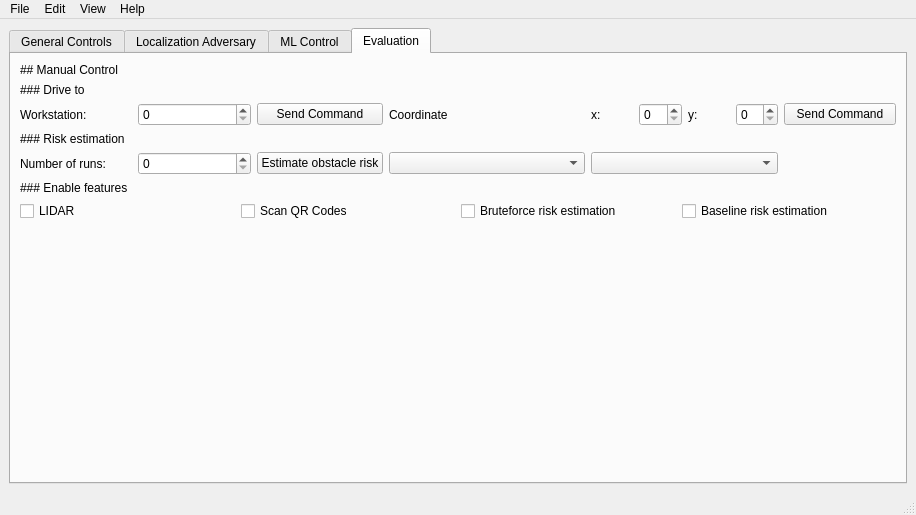
The window that src/gui/form.ui (NachtaktiverHalbaffe/Robotino-Situational-Risk-Assessment) describes before a commit, drawn with Qt 5.
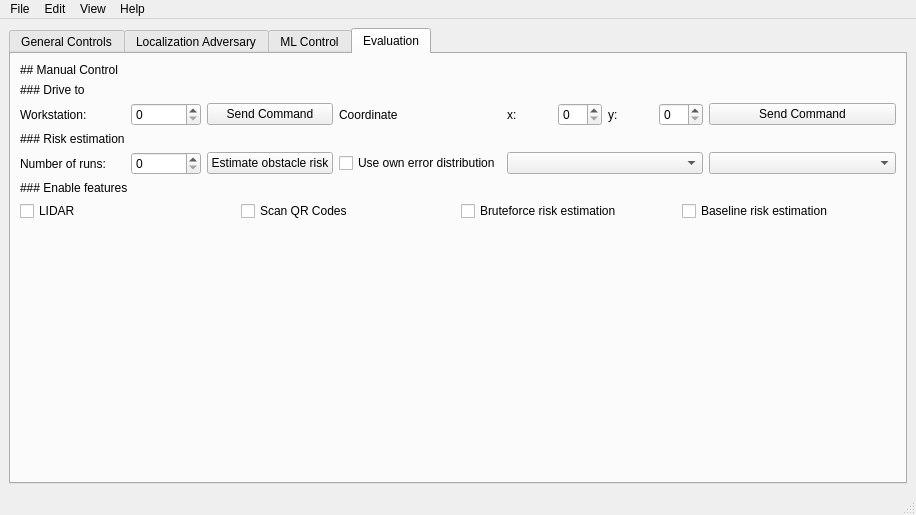
The same window after the commit. The open tabs and pages were chosen to show the change. Icons and pictures are not drawn.

Diff of the .ui file:
```diff
--- a/src/gui/form.ui
+++ b/src/gui/form.ui
@@ -730,7 +730,14 @@
               </property>
              </widget>
             </item>
-            <item row="3" column="3">
+            <item row="3" column="5">
+             <widget class="QComboBox" name="comboBox_errDistrANglePath">
+              <property name="placeholderText">
+               <string>Path error distribution angles</string>
+              </property>
+             </widget>
+            </item>
+            <item row="3" column="4">
              <widget class="QComboBox" name="comboBox_errDistrDistPath">
               <property name="currentText">
                <string/>
@@ -743,10 +750,10 @@
               </property>
              </widget>
             </item>
-            <item row="3" column="4">
-             <widget class="QComboBox" name="comboBox_errDistrANglePath">
-              <property name="placeholderText">
-               <string>Path error distribution angles</string>
+            <item row="3" column="3">
+             <widget class="QCheckBox" name="checkBox_errorDIst">
+              <property name="text">
+               <string>Use own error distribution</string>
               </property>
              </widget>
             </item>
```
Left out of the diff: 2 changed lines with no effect on the pictures.
